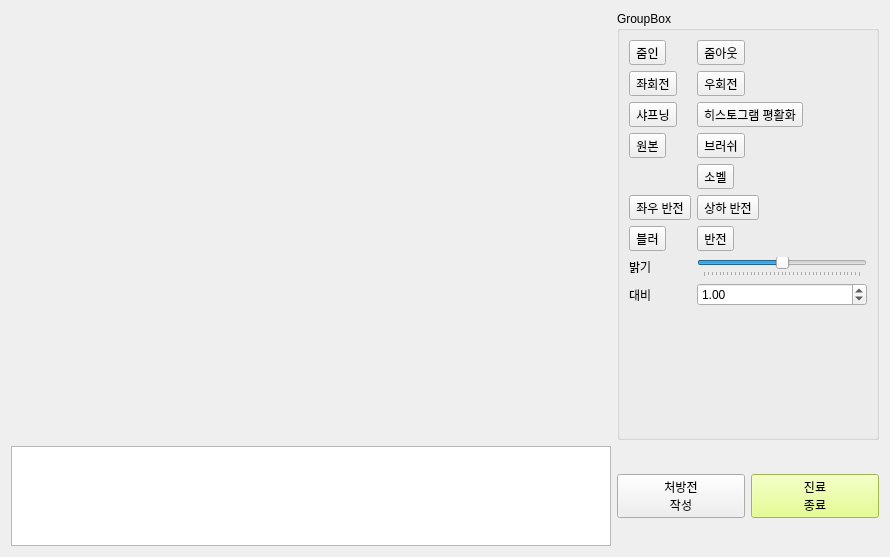
Old version of the form ImageViewerSW/imagealbum.ui in the repository Jeong0809/QT.
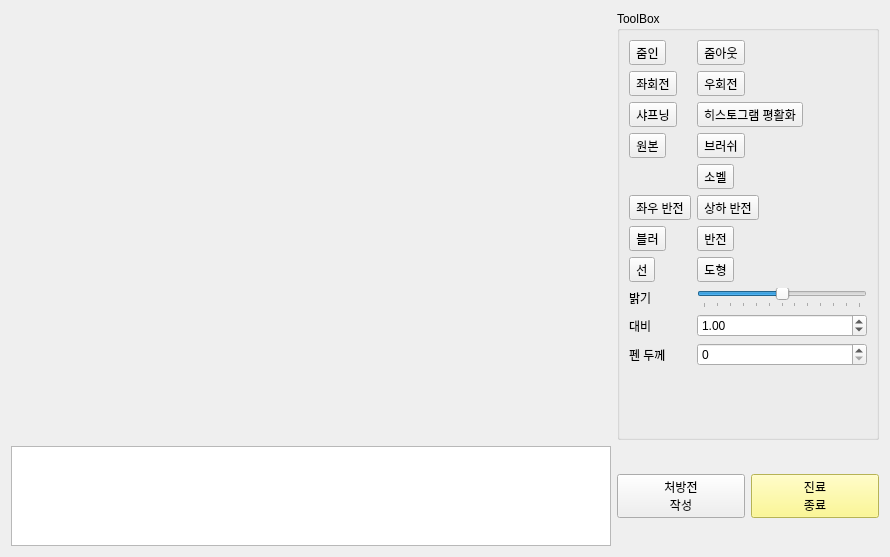
New version of the form.

What changed in the file:
```diff
--- a/ImageViewerSW/imagealbum.ui
+++ b/ImageViewerSW/imagealbum.ui
@@ -35,8 +35,13 @@
         <height>16777215</height>
        </size>
       </property>
+      <property name="font">
+       <font>
+        <bold>false</bold>
+       </font>
+      </property>
       <property name="title">
-       <string>GroupBox</string>
+       <string>ToolBox</string>
       </property>
       <layout class="QFormLayout" name="formLayout">
        <item row="0" column="0">
@@ -131,6 +136,20 @@
         </widget>
        </item>
        <item row="7" column="0">
+        <widget class="QToolButton" name="Lines">
+         <property name="text">
+          <string>선</string>
+         </property>
+        </widget>
+       </item>
+       <item row="7" column="1">
+        <widget class="QToolButton" name="Rectangle">
+         <property name="text">
+          <string>도형</string>
+         </property>
+        </widget>
+       </item>
+       <item row="8" column="0">
         <widget class="QLabel" name="label">
          <property name="text">
           <string>밝기</string>
@@ -140,13 +159,13 @@
          </property>
         </widget>
        </item>
-       <item row="7" column="1">
+       <item row="8" column="1">
         <widget class="QSlider" name="horizontalSlider">
          <property name="minimum">
-          <number>-20</number>
+          <number>-60</number>
          </property>
          <property name="maximum">
-          <number>20</number>
+          <number>60</number>
          </property>
          <property name="orientation">
           <enum>Qt::Horizontal</enum>
@@ -156,7 +175,7 @@
          </property>
         </widget>
        </item>
-       <item row="8" column="0">
+       <item row="9" column="0">
         <widget class="QLabel" name="label_2">
          <property name="text">
           <string>대비</string>
@@ -166,7 +185,7 @@
          </property>
         </widget>
        </item>
-       <item row="8" column="1">
+       <item row="9" column="1">
         <widget class="QDoubleSpinBox" name="Contrast">
          <property name="maximum">
           <double>5.000000000000000</double>
@@ -179,6 +198,19 @@
          </property>
         </widget>
        </item>
+       <item row="10" column="0">
+        <widget class="QLabel" name="label_3">
+         <property name="text">
+          <string>펜 두께</string>
+         </property>
+         <property name="buddy">
+          <cstring>Thickness</cstring>
+         </property>
+        </widget>
+       </item>
+       <item row="10" column="1">
+        <widget class="QSpinBox" name="Thickness"/>
+       </item>
       </layout>
      </widget>
     </widget>
@@ -239,7 +271,7 @@
      <item>
       <widget class="QPushButton" name="pushButton_2">
        <property name="styleSheet">
-        <string notr="true">QPushButton {background-color: rgb(224, 255, 114)}</string>
+        <string notr="true">QPushButton {background-color: rgb(255, 250, 117)}</string>
        </property>
        <property name="text">
         <string>진료
```
Left out of the diff: 3 changed lines with no effect on the pictures.
